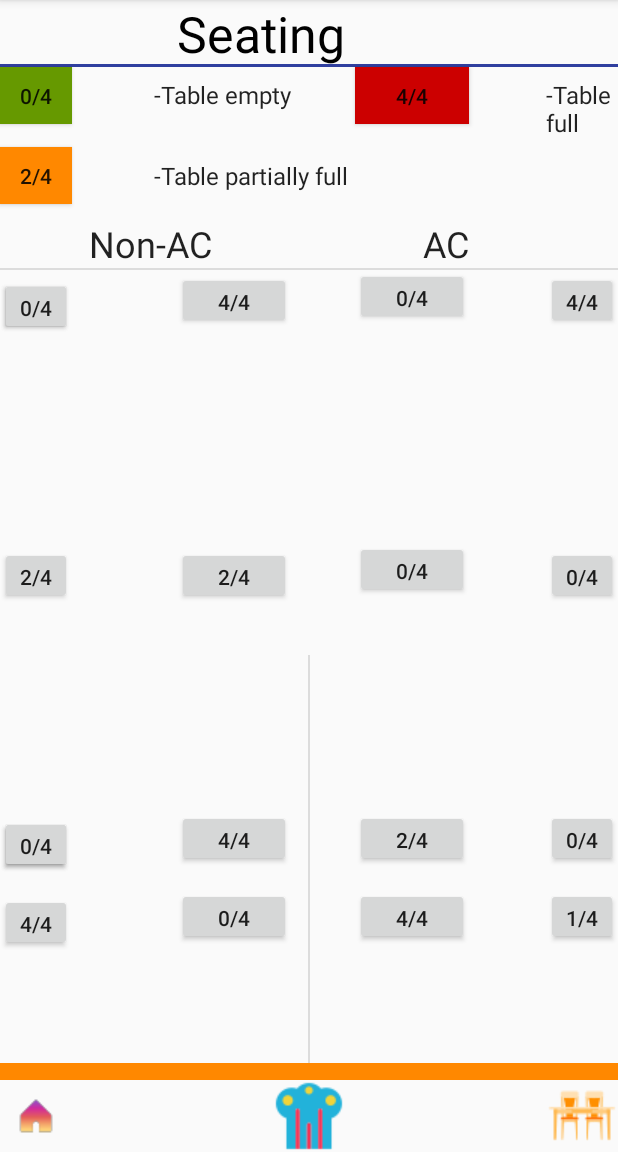
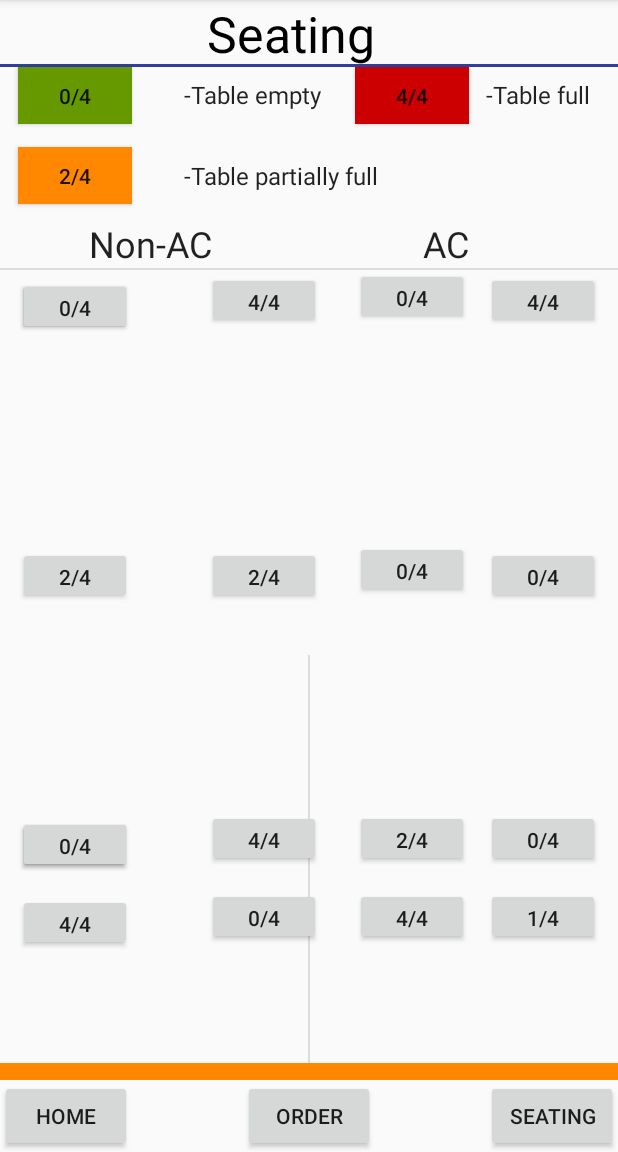
Before and after one commit to anmolw/CP3405-App, an Android app: the SeatMap screen opened directly, with no data from a screen before it, on a phone screen of 412 x 824 dp, the part 84-1236 px from its top. Run offline under Robolectric (Android 15) with nearby library versions, the phone set to English and light mode, and no system bars; network calls fail.

Commit message:
Changes added

```diff
--- a/Dining/app/src/main/java/com/example/primepc/dining/CartActivity.java
+++ b/Dining/app/src/main/java/com/example/primepc/dining/CartActivity.java
@@ -20,6 +20,7 @@ public class CartActivity extends AppCompatActivity {
         ListView cartList = findViewById(R.id.cart_list);
         cartAdapter = new CustomAdapter();
         cartList.setAdapter(cartAdapter);
+
 
         Button homeButton = findViewById(R.id.home_button);
         homeButton.setOnClickListener(new View.OnClickListener() {
--- a/Dining/app/src/main/java/com/example/primepc/dining/MenuActivity.java
+++ b/Dining/app/src/main/java/com/example/primepc/dining/MenuActivity.java
@@ -90,11 +90,13 @@ public class MenuActivity extends AppCompatActivity{
 
     private void openMenuActivity() {
         Intent intent = new Intent(this,MenuActivity.class);
+
         startActivity(intent);
     }
 
     private void openRestaurantsActivity() {
         Intent intent = new Intent(this, RestaurantsActivity.class);
+        intent.addFlags(Intent.FLAG_ACTIVITY_NO_HISTORY);
         startActivity(intent);
     }
 
--- a/Dining/app/src/main/java/com/example/primepc/dining/SeatMap.java
+++ b/Dining/app/src/main/java/com/example/primepc/dining/SeatMap.java
@@ -48,7 +48,7 @@ public class SeatMap extends AppCompatActivity {
         super.onCreate(savedInstanceState);
         setContentView(R.layout.activity_seating);
 
-        ImageButton homeButton = findViewById(R.id.home_button);
+        Button homeButton = findViewById(R.id.home_button);
         homeButton.setOnClickListener(new View.OnClickListener() {
             @Override
             public void onClick(View view) {
@@ -56,7 +56,7 @@ public class SeatMap extends AppCompatActivity {
             }
         });
 
-        ImageButton orderButton = findViewById(R.id.order_button);
+        Button orderButton = findViewById(R.id.order_button);
         orderButton.setOnClickListener(new View.OnClickListener() {
             @Override
             public void onClick(View view) {
@@ -64,7 +64,7 @@ public class SeatMap extends AppCompatActivity {
             }
         });
 
-        ImageButton seatingButton = findViewById(R.id.seating_button);
+        Button seatingButton = findViewById(R.id.seating_button);
         seatingButton.setOnClickListener(new View.OnClickListener() {
             @Override
             public void onClick(View view) {
--- a/Dining/app/src/main/java/com/example/primepc/dining/SeatingActivity.java
+++ b/Dining/app/src/main/java/com/example/primepc/dining/SeatingActivity.java
@@ -45,7 +45,7 @@ public class SeatingActivity extends AppCompatActivity {
         super.onCreate(savedInstanceState);
         setContentView(R.layout.activity_seating);
 
-        ImageButton homeButton = findViewById(R.id.home_button);
+        Button homeButton = findViewById(R.id.home_button);
         homeButton.setOnClickListener(new View.OnClickListener() {
             @Override
             public void onClick(View view) {
@@ -53,7 +53,7 @@ public class SeatingActivity extends AppCompatActivity {
             }
         });
 
-        ImageButton orderButton = findViewById(R.id.order_button);
+        Button orderButton = findViewById(R.id.order_button);
         orderButton.setOnClickListener(new View.OnClickListener() {
             @Override
             public void onClick(View view) {
@@ -61,7 +61,7 @@ public class SeatingActivity extends AppCompatActivity {
             }
         });
 
-        ImageButton seatingButton = findViewById(R.id.seating_button);
+        Button seatingButton = findViewById(R.id.seating_button);
         seatingButton.setOnClickListener(new View.OnClickListener() {
             @Override
             public void onClick(View view) {
--- a/Dining/app/src/main/res/layout/activity_seating.xml
+++ b/Dining/app/src/main/res/layout/activity_seating.xml
@@ -16,7 +16,7 @@
         android:background="@android:color/holo_orange_dark" />
 
 
-    <ImageButton
+    <Button
         android:id="@+id/home_button"
         android:layout_width="wrap_content"
         android:layout_height="wrap_content"
@@ -24,10 +24,9 @@
         android:layout_alignParentLeft="true"
         android:layout_alignParentStart="true"
         android:text="Home"
-        android:src="@drawable/home"
-        android:background="@null"/>
+        />
 
-    <ImageButton
+    <Button
         android:id="@+id/order_button"
         android:layout_width="wrap_content"
         android:layout_height="wrap_content"
@@ -35,9 +34,9 @@
         android:layout_centerHorizontal="true"
         android:text="Order"
         android:src="@drawable/order"
-        android:background="@null"/>
+        />
 
-    <ImageButton
+    <Button
         android:id="@+id/seating_button"
         android:layout_width="wrap_content"
         android:layout_height="wrap_content"
@@ -46,7 +45,7 @@
         android:layout_alignParentRight="true"
         android:text="Seating"
         android:src="@drawable/table"
-        android:background="@null"/>
+        />
 
     <TextView
         android:id="@+id/textView5"
```
Also changed, not shown: Dining/app/src/main/java/com/example/primepc/dining/OrderReceipt.java (+19 -0 lines), Dining/app/src/main/res/layout/activity_seat_map.xml (+6 -7 lines), Dining/app/src/main/res/layout/order_receipt.xml (+17 -0 lines).
